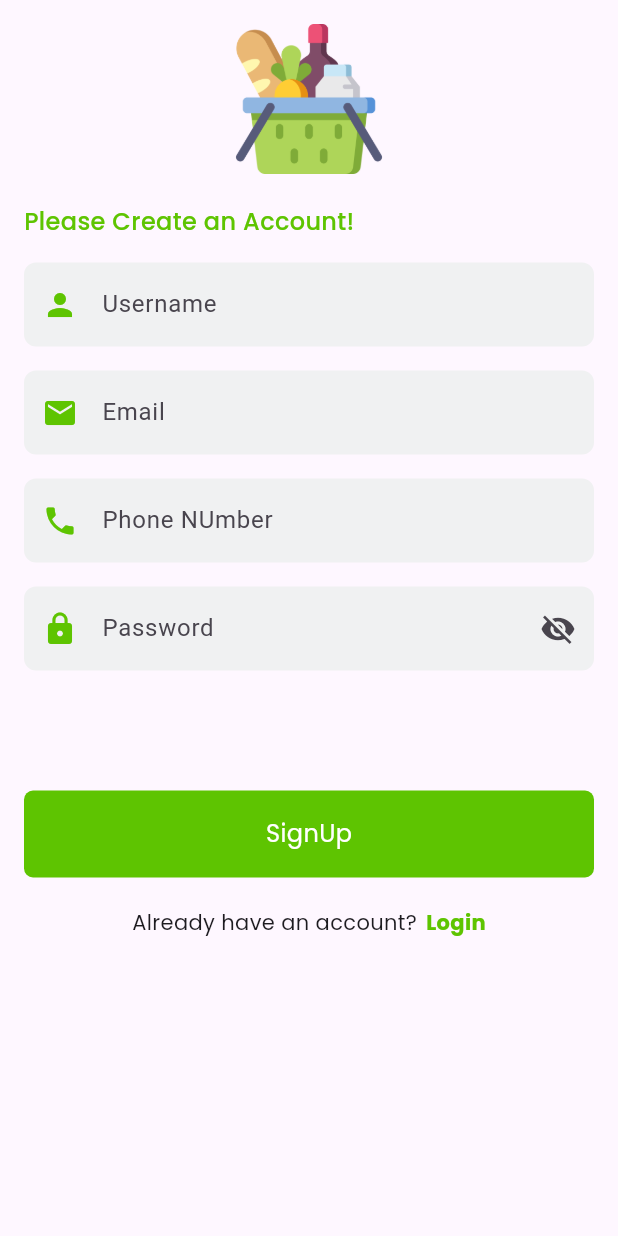
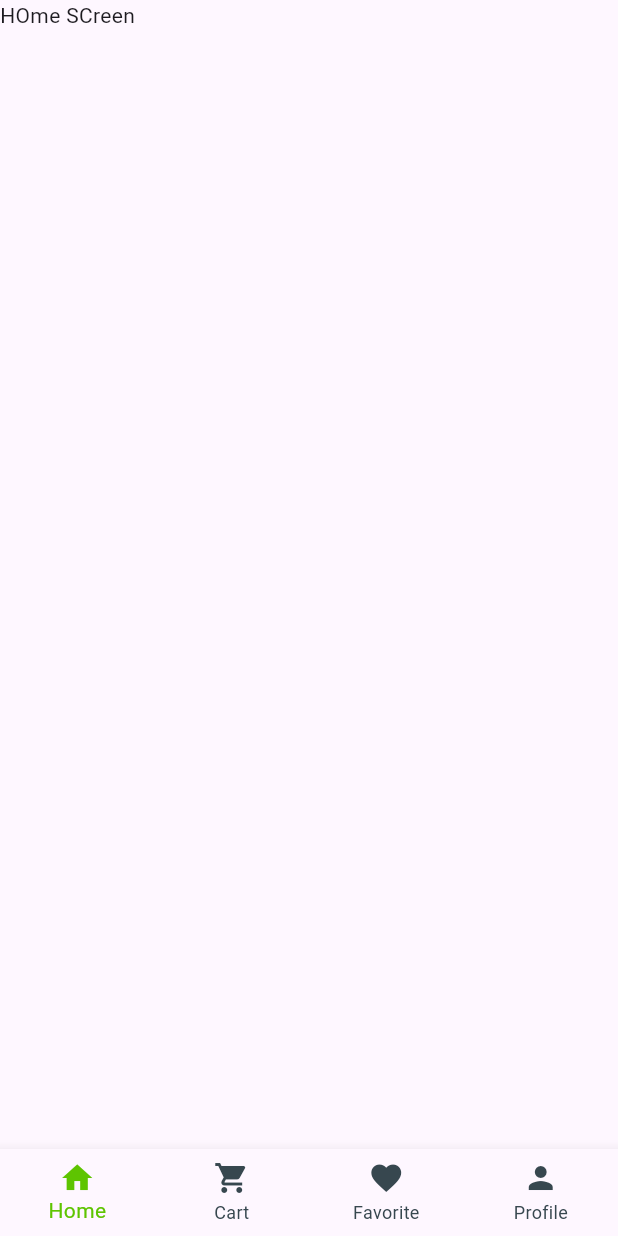
Before and after one commit to luqman499/flutter-grocery-app, a Flutter app: the screen it shows after launch, on a phone screen of 412 x 824 dp. Run offline on Flutter 3.47's test engine with Material 3 defaults, Android fonts, the phone set to English and light mode, and no system bars; our stand-ins replace google_fonts.

Commit message:
make the bottom_navbar

```diff
--- a/lib/main.dart
+++ b/lib/main.dart
@@ -1,5 +1,5 @@
 import 'package:flutter/material.dart';
-import 'package:projectAssignment/screens/signup_screen.dart';
+import 'package:projectAssignment/screens/bottom_Nav_bar.dart';
 import './screens/splash_screen.dart';
 
 void main() {
@@ -19,7 +19,7 @@ class MyApp extends StatelessWidget {
         colorScheme: ColorScheme.fromSeed(seedColor: Colors.deepPurple),
         useMaterial3: true,
       ),
-      home: SignupScreen(),
+      home: BottomNavBar(),
       // home: const MyHomePage(title: 'Flutter Demo Home Page'),
     );
   }
--- a/lib/screens/bottom_Nav_bar.dart
+++ b/lib/screens/bottom_Nav_bar.dart
@@ -1,4 +1,9 @@
 import 'package:flutter/material.dart';
+import 'package:projectAssignment/constants/colors.dart';
+import 'package:projectAssignment/screens/profile_screen.dart';
+import 'package:projectAssignment/screens/favorite_screen.dart';
+import 'package:projectAssignment/screens/home_screen.dart';
+import 'package:projectAssignment/screens/cart_screen.dart';
 
 class BottomNavBar extends StatefulWidget {
   const BottomNavBar({super.key});
@@ -8,8 +13,40 @@ class BottomNavBar extends StatefulWidget {
 }
 
 class _BottomNavBarState extends State<BottomNavBar> {
+  int selectedIndex = 0;
+  List screens = [
+    HomeScreen(),
+    CartScreen(),
+    FavoriteScreen(),
+    ProfileScreen(),
+  ];
   @override
   Widget build(BuildContext context) {
-    return Scaffold(body: Text('hiii'));
+    return Scaffold(
+      bottomNavigationBar: BottomNavigationBar(
+        currentIndex: selectedIndex,
+        onTap: (index) {
+          setState(() {
+            selectedIndex = index;
+          });
+        },
+        type: BottomNavigationBarType.fixed,
+        selectedItemColor: AppColors.primaryColor,
+        unselectedItemColor: AppColors.fontColor,
+        items: [
+          BottomNavigationBarItem(icon: Icon(Icons.home), label: 'Home'),
+          BottomNavigationBarItem(
+            icon: Icon(Icons.shopping_cart),
+            label: 'Cart',
+          ),
+          BottomNavigationBarItem(
+            icon: Icon(Icons.favorite),
+            label: 'Favorite',
+          ),
+          BottomNavigationBarItem(icon: Icon(Icons.person), label: 'Profile'),
+        ],
+      ),
+      body: screens[selectedIndex],
+    );
   }
 }
--- /dev/null
+++ b/lib/screens/home_screen.dart
@@ -0,0 +1,10 @@
+import 'package:flutter/material.dart';
+
+class HomeScreen extends StatelessWidget {
+  const HomeScreen({super.key});
+
+  @override
+  Widget build(BuildContext context) {
+    return Scaffold(body: Text('HOme SCreen'));
+  }
+}
--- a/lib/screens/signup_screen.dart
+++ b/lib/screens/signup_screen.dart
@@ -1,4 +1,3 @@
-import 'package:flutter/gestures.dart';
 import 'package:flutter/material.dart';
 import 'package:google_fonts/google_fonts.dart';
 import 'package:projectAssignment/constants/colors.dart';
```
Also changed, not shown: lib/screens/cart_screen.dart (added, +10 -0 lines), lib/screens/favorite_screen.dart (added, +10 -0 lines), lib/screens/profile_screen.dart (added, +10 -0 lines).
